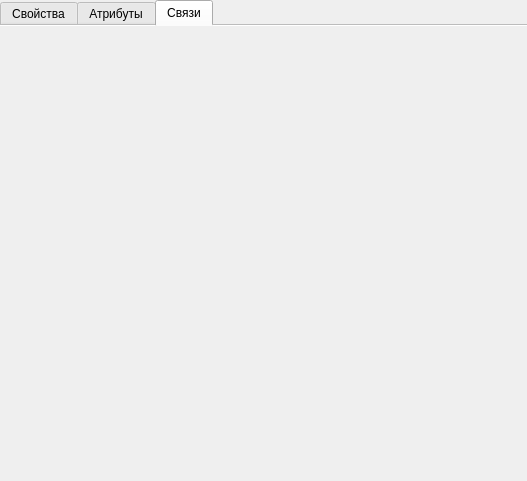
Old version of the form src/plugins/modeleride/propclass.ui in the repository rdnvndr/raindrop.
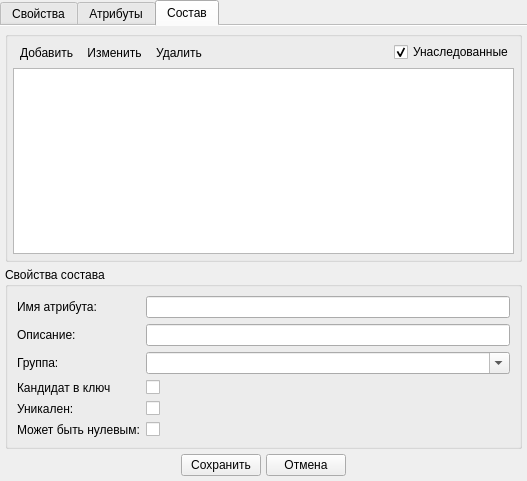
New version of the form. The open tabs and pages were chosen to show the change. Icons and pictures are not drawn. Custom widgets are drawn as their Qt base class.

Commit message: Добавлен интерфейс состава

```diff
--- a/src/plugins/modeleride/propclass.ui
+++ b/src/plugins/modeleride/propclass.ui
@@ -628,8 +628,281 @@
      </widget>
      <widget class="QWidget" name="tabLink">
       <attribute name="title">
-       <string>Связи</string>
+       <string>Состав</string>
       </attribute>
+      <layout class="QVBoxLayout" name="verticalLayout_5">
+       <property name="spacing">
+        <number>5</number>
+       </property>
+       <property name="margin">
+        <number>5</number>
+       </property>
+       <item>
+        <widget class="QGroupBox" name="groupBox_2">
+         <property name="title">
+          <string/>
+         </property>
+         <layout class="QVBoxLayout" name="verticalLayout_3">
+          <property name="spacing">
+           <number>5</number>
+          </property>
+          <property name="margin">
+           <number>5</number>
+          </property>
+          <item>
+           <layout class="QHBoxLayout" name="horizontalLayouCompListTool">
+            <property name="spacing">
+             <number>0</number>
+            </property>
+            <item>
+             <widget class="QToolButton" name="toolButtonAddComp">
+              <property name="text">
+               <string>Добавить</string>
+              </property>
+              <property name="icon">
+               <iconset resource="modeleride.qrc">
+                <normaloff>:/add</normaloff>:/add</iconset>
+              </property>
+              <property name="iconSize">
+               <size>
+                <width>16</width>
+                <height>16</height>
+               </size>
+              </property>
+              <property name="toolButtonStyle">
+               <enum>Qt::ToolButtonTextBesideIcon</enum>
+              </property>
+              <property name="autoRaise">
+               <bool>true</bool>
+              </property>
+             </widget>
+            </item>
+            <item>
+             <widget class="QToolButton" name="toolButtonEditComp">
+              <property name="text">
+               <string>Изменить</string>
+              </property>
+              <property name="icon">
+               <iconset resource="modeleride.qrc">
+                <normaloff>:/edit</normaloff>:/edit</iconset>
+              </property>
+              <property name="iconSize">
+               <size>
+                <width>16</width>
+                <height>16</height>
+               </size>
+              </property>
+              <property name="toolButtonStyle">
+               <enum>Qt::ToolButtonTextBesideIcon</enum>
+              </property>
+              <property name="autoRaise">
+               <bool>true</bool>
+              </property>
+             </widget>
+            </item>
+            <item>
+             <widget class="QToolButton" name="toolButtonDeleteComp">
+              <property name="text">
+               <string>Удалить</string>
+              </property>
+              <property name="icon">
+               <iconset resource="modeleride.qrc">
+                <normaloff>:/remove</normaloff>:/remove</iconset>
+              </property>
+              <property name="iconSize">
+               <size>
+                <width>16</width>
+                <height>16</height>
+               </size>
+              </property>
+              <property name="toolButtonStyle">
+               <enum>Qt::ToolButtonTextBesideIcon</enum>
+              </property>
+              <property name="autoRaise">
+               <bool>true</bool>
+              </property>
+             </widget>
+            </item>
+            <item>
+             <spacer name="horizontalSpacerCompListTool">
+              <property name="orientation">
+               <enum>Qt::Horizontal</enum>
+              </property>
+              <property name="sizeHint" stdset="0">
+               <size>
+                <width>40</width>
+                <height>20</height>
+               </size>
+              </property>
+             </spacer>
+            </item>
+            <item>
+             <widget class="QCheckBox" name="checkBoxInInheritedComp">
+              <property name="text">
+               <string>Унаследованные</string>
+              </property>
+              <property name="checked">
+               <bool>true</bool>
+              </property>
+             </widget>
+            </item>
+           </layout>
+          </item>
+          <item>
+           <widget class="QTableView" name="tableViewAttrComp">
+            <property name="alternatingRowColors">
+             <bool>true</bool>
+            </property>
+            <property name="selectionMode">
+             <enum>QAbstractItemView::SingleSelection</enum>
+            </property>
+            <property name="selectionBehavior">
+             <enum>QAbstractItemView::SelectRows</enum>
+            </property>
+            <attribute name="horizontalHeaderHighlightSections">
+             <bool>false</bool>
+            </attribute>
+            <attribute name="verticalHeaderVisible">
+             <bool>false</bool>
+            </attribute>
+            <attribute name="verticalHeaderDefaultSectionSize">
+             <number>24</number>
+            </attribute>
+           </widget>
+          </item>
+         </layout>
+        </widget>
+       </item>
+       <item>
+        <widget class="QGroupBox" name="groupBoxPropComp">
+         <property name="title">
+          <string>Свойства состава</string>
+         </property>
+         <layout class="QGridLayout" name="gridLayout_5">
+          <item row="5" column="0">
+           <widget class="QLabel" name="labelIsNull_2">
+            <property name="text">
+             <string>Может быть нулевым:</string>
+            </property>
+           </widget>
+          </item>
+          <item row="3" column="0">
+           <widget class="QLabel" name="labelIsCandidateKey_2">
+            <property name="text">
+             <string>Кандидат в ключ</string>
+            </property>
+           </widget>
+          </item>
+          <item row="1" column="0">
+           <widget class="QLabel" name="labelAttrDesc_2">
+            <property name="text">
+             <string>Описание:</string>
+            </property>
+           </widget>
+          </item>
+          <item row="1" column="1">
+           <widget class="QLineEdit" name="lineEditAttrDesc_2"/>
+          </item>
+          <item row="5" column="1">
+           <widget class="QCheckBox" name="checkBoxIsNull_2">
+            <property name="text">
+             <string/>
+            </property>
+           </widget>
+          </item>
+          <item row="0" column="1">
+           <widget class="QLineEdit" name="lineEditAttrName_2"/>
+          </item>
+          <item row="0" column="0">
+           <widget class="QLabel" name="labelAttrName_2">
+            <property name="text">
+             <string>Имя атрибута:</string>
+            </property>
+           </widget>
+          </item>
+          <item row="2" column="0">
+           <widget class="QLabel" name="labelAttrGroup_2">
+            <property name="text">
+             <string>Группа:</string>
+            </property>
+           </widget>
+          </item>
+          <item row="3" column="1">
+           <widget class="QCheckBox" name="checkBoxIsCandidateKey_2">
+            <property name="text">
+             <string/>
+            </property>
+           </widget>
+          </item>
+          <item row="4" column="0">
+           <widget class="QLabel" name="labelIsUnique_2">
+            <property name="text">
+             <string>Уникален:</string>
+            </property>
+           </widget>
+          </item>
+          <item row="4" column="1">
+           <widget class="QCheckBox" name="checkBoxIsUnique_2">
+            <property name="text">
+             <string/>
+            </property>
+           </widget>
+          </item>
+          <item row="2" column="1">
+           <widget class="QComboBox" name="comboBoxAttrGroup_2">
+            <property name="editable">
+             <bool>true</bool>
+            </property>
+           </widget>
+          </item>
+         </layout>
+        </widget>
+       </item>
+       <item>
+        <layout class="QHBoxLayout" name="horizontalLayoutComp">
+         <item>
+          <spacer name="horizontalSpacerLeftComp">
+           <property name="orientation">
+            <enum>Qt::Horizontal</enum>
+           </property>
+           <property name="sizeHint" stdset="0">
+            <size>
+             <width>506</width>
+             <height>20</height>
+            </size>
+           </property>
+          </spacer>
+         </item>
+         <item>
+          <widget class="QPushButton" name="pushButtonCompSave">
+           <property name="text">
+            <string>Сохранить</string>
+           </property>
+          </widget>
+         </item>
+         <item>
+          <widget class="QPushButton" name="pushButtonCompCancel">
+           <property name="text">
+            <string>Отмена</string>
+           </property>
+          </widget>
+         </item>
+         <item>
+          <spacer name="horizontalSpacerRighComp">
+           <property name="orientation">
+            <enum>Qt::Horizontal</enum>
+           </property>
+           <property name="sizeHint" stdset="0">
+            <size>
+             <width>506</width>
+             <height>20</height>
+            </size>
+           </property>
+          </spacer>
+         </item>
+        </layout>
+       </item>
+      </layout>
      </widget>
     </widget>
    </item>
```
Left out of the diff: 2 changed lines with no effect on the pictures.
